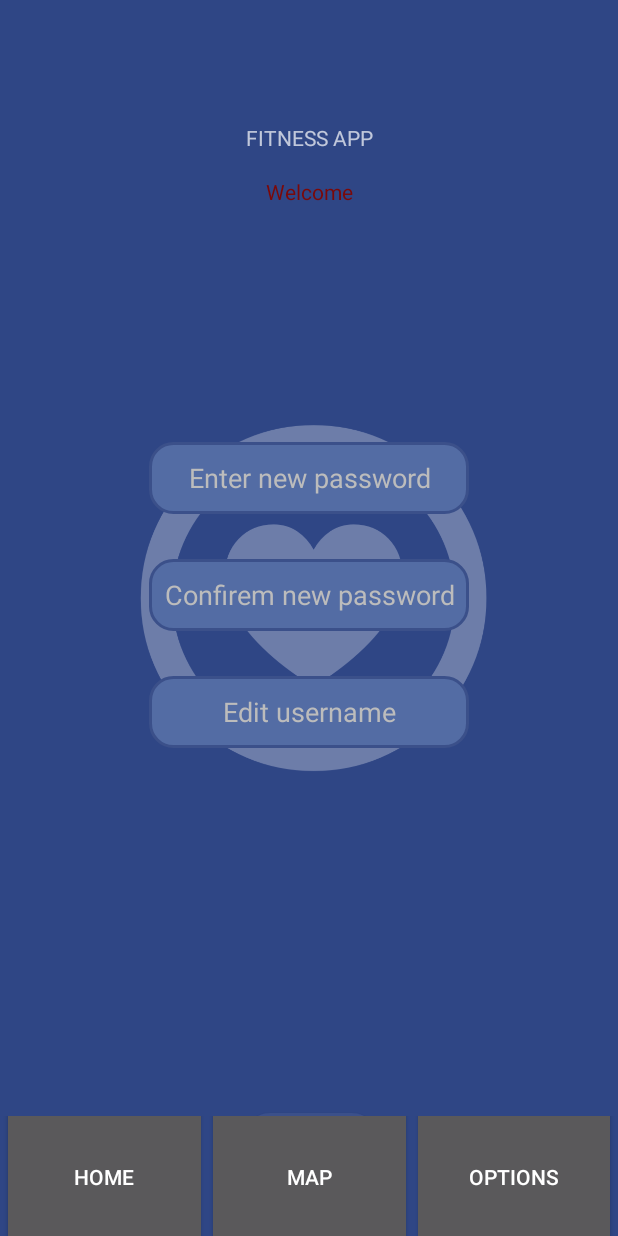
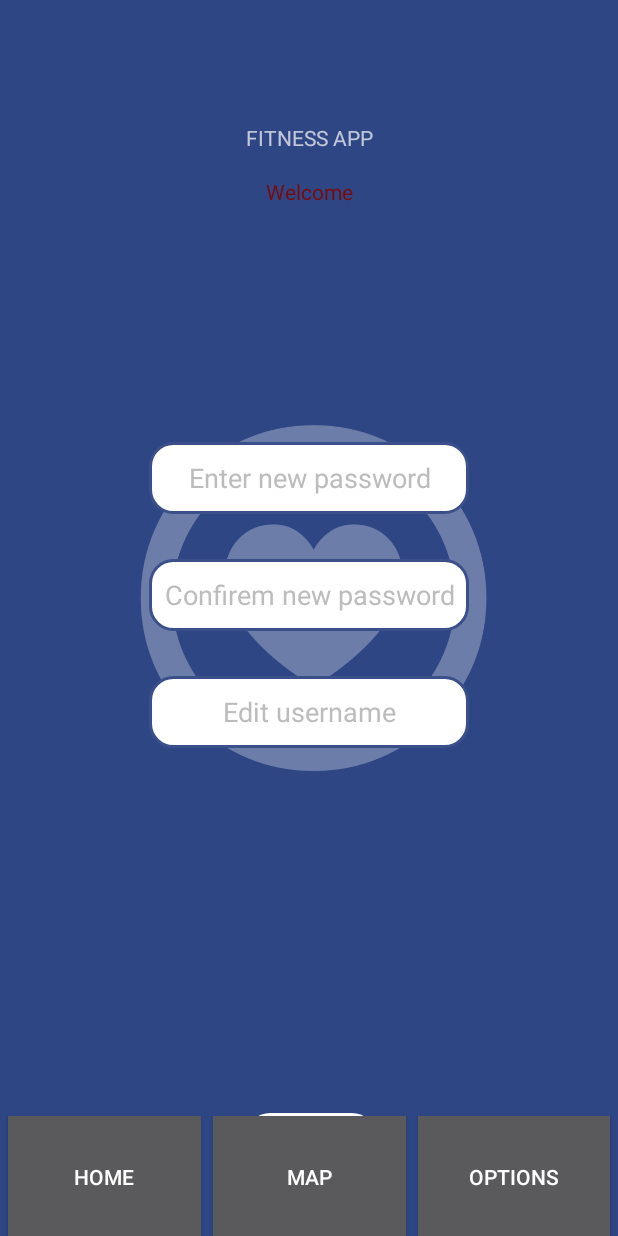
Before and after one commit to elberra0/GroupAssessmentProject, an Android app: the fragment EditDataFragment placed in its activity, on a phone screen of 412 x 824 dp. Run offline under Robolectric (Android 15) with nearby library versions, the phone set to English and light mode, and no system bars.

Commit message:
Better interface

```diff
--- a/app/src/main/java/com/example/groupassessmentproject/LogInFragment.kt
+++ b/app/src/main/java/com/example/groupassessmentproject/LogInFragment.kt
@@ -150,7 +150,7 @@ class LogInFragment : Fragment() {
         utils.fadeInButtonViewAnimationCustom(view.btnSignIn,ANIMATIONTIME,1f)
         utils.fadeInEditTextAnimationCustom(view.etLoginUser,ANIMATIONTIME,1f)
         utils.fadeInEditTextAnimationCustom(view.etPassword,ANIMATIONTIME,1f)
-        utils.fadeInImageViewAnimationCustom(view.ivBackground,ANIMATIONTIME,1f)
+        utils.fadeInImageViewAnimationCustom(view.ivBackground,ANIMATIONTIME,0.3f)
         utils.fadeInTextViewAnimationCustom(view.tvAppName,ANIMATIONTIME,1f)
     }
 }
--- a/app/src/main/java/com/example/groupassessmentproject/SignInFragment.kt
+++ b/app/src/main/java/com/example/groupassessmentproject/SignInFragment.kt
@@ -88,7 +88,7 @@ class SignInFragment : Fragment() {
         utils.fadeInEditTextAnimationCustom(view.etLoginUser,ANIMATION_TIME,1f)
         utils.fadeInEditTextAnimationCustom(view.etPassword,ANIMATION_TIME,1f)
         utils.fadeInEditTextAnimationCustom(view.etConfirmPassword,ANIMATION_TIME,1f)
-        utils.fadeInImageViewAnimationCustom(view.ivBackground,ANIMATION_TIME,1f)
+        utils.fadeInImageViewAnimationCustom(view.ivBackground,ANIMATION_TIME,0.3f)
         utils.fadeInTextViewAnimationCustom(view.tvAppName,ANIMATION_TIME,1f)
     }
 
--- a/app/src/main/res/drawable/button_style.xml
+++ b/app/src/main/res/drawable/button_style.xml
@@ -2,5 +2,5 @@
 <shape xmlns:android="http://schemas.android.com/apk/res/android">
     <solid android:color="@color/buttonBackground"/>
     <corners android:radius="16dp"/>
-    <stroke android:color="@color/blueBackground" android:width="2dp"/>
+    <stroke android:color="@color/white" android:width="2dp"/>
 </shape>
--- a/app/src/main/res/drawable/input_text_style.xml
+++ b/app/src/main/res/drawable/input_text_style.xml
@@ -1,6 +1,6 @@
 <?xml version="1.0" encoding="utf-8"?>
 <shape xmlns:android="http://schemas.android.com/apk/res/android">
-    <solid android:color="@color/lightBlueBackground"/>
+    <solid android:color="@color/white"/>
     <stroke android:width="2dp" android:color="@color/blueBackground"/>
     <corners android:radius="15dp"/>
     <padding android:left="10dp" android:top="10dp" android:right="10dp" android:bottom="10dp"/>
--- a/app/src/main/res/layout/fragment_edit_data.xml
+++ b/app/src/main/res/layout/fragment_edit_data.xml
@@ -68,7 +68,7 @@
                     android:inputType="textPassword"
                     android:minHeight="48dp"
                     android:textAlignment="center"
-                    android:textColor="@color/white"
+                    android:textColor="@color/black"
                     android:textColorHint="@color/hintColor"
                     android:layout_marginBottom="30dp"
                     app:layout_constraintBottom_toBottomOf="parent"
@@ -90,7 +90,7 @@
                     android:inputType="textPassword"
                     android:minHeight="48dp"
                     android:textAlignment="center"
-                    android:textColor="@color/white"
+                    android:textColor="@color/black"
                     android:textColorHint="@color/hintColor"
                     android:layout_marginBottom="30dp"
                     app:layout_constraintBottom_toBottomOf="parent"
@@ -112,7 +112,7 @@
                     android:inputType="text"
                     android:minHeight="48dp"
                     android:textAlignment="center"
-                    android:textColor="@color/white"
+                    android:textColor="@color/black"
                     android:textColorHint="@color/hintColor"
                     android:layout_marginBottom="30dp"
                     app:layout_constraintBottom_toBottomOf="parent"
--- a/app/src/main/res/layout/fragment_log_in.xml
+++ b/app/src/main/res/layout/fragment_log_in.xml
@@ -36,7 +36,7 @@
         android:inputType="textPassword"
         android:minHeight="48dp"
         android:textAlignment="center"
-        android:textColor="@color/white"
+        android:textColor="@color/black"
         android:textColorHint="@color/hintColor"
         app:layout_constraintBottom_toBottomOf="parent"
         app:layout_constraintEnd_toEndOf="parent"
@@ -57,7 +57,7 @@
         android:inputType="text"
         android:minHeight="48dp"
         android:textAlignment="center"
-        android:textColor="@color/white"
+        android:textColor="@color/black"
         android:textColorHint="@color/hintColor"
         app:layout_constraintBottom_toBottomOf="parent"
         app:layout_constraintEnd_toEndOf="parent"
```
